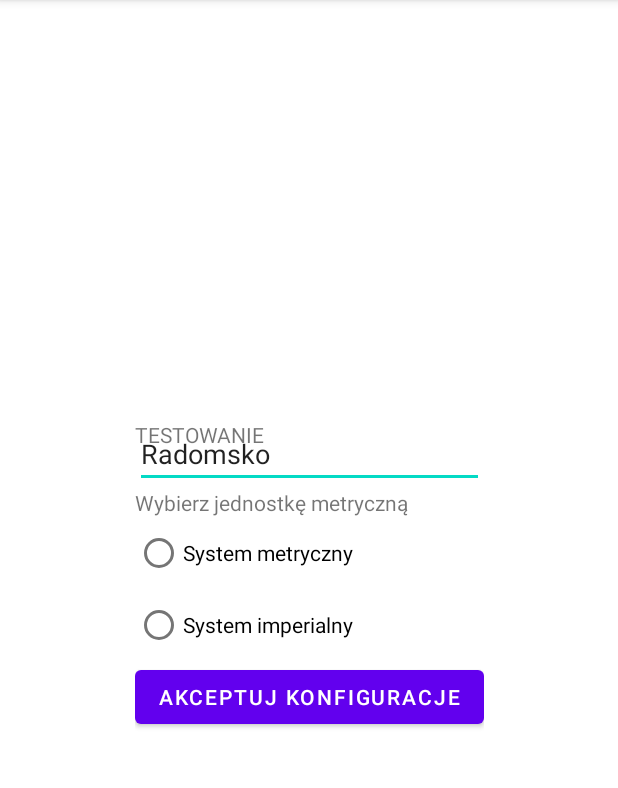
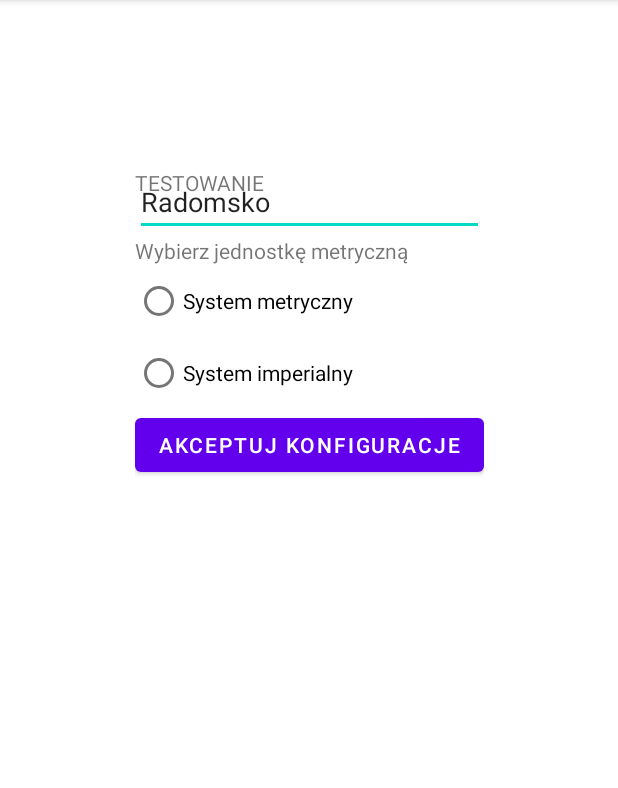
Before and after one commit to PicuBicu/weather-app-android, an Android app: the screen it shows after launch (MainActivity), on a phone screen of 412 x 824 dp, the part 84-872 px from its top. Run offline under Robolectric (Android 15) with nearby library versions, the phone set to English and light mode, and no system bars.

Commit message:
Add fragment container views for additional and weekly forecast fragment

```diff
--- a/app/src/main/res/layout/activity_main.xml
+++ b/app/src/main/res/layout/activity_main.xml
@@ -13,7 +13,28 @@
         app:layout_constraintBottom_toBottomOf="parent"
         app:layout_constraintEnd_toEndOf="parent"
         app:layout_constraintStart_toStartOf="parent"
-        app:layout_constraintTop_toTopOf="parent" />
+        app:layout_constraintTop_toTopOf="parent"
+        app:layout_constraintVertical_bias="0.2" />
+
+    <androidx.fragment.app.FragmentContainerView
+        android:id="@+id/middle_fragment"
+        android:layout_width="wrap_content"
+        android:layout_height="wrap_content"
+        app:layout_constraintBottom_toBottomOf="parent"
+        app:layout_constraintEnd_toEndOf="parent"
+        app:layout_constraintStart_toStartOf="parent"
+        app:layout_constraintTop_toBottomOf="@+id/first_fragment"
+        app:layout_constraintVertical_bias="0.4" />
+
+    <androidx.fragment.app.FragmentContainerView
+        android:id="@+id/last_fragment"
+        android:layout_width="wrap_content"
+        android:layout_height="wrap_content"
+        app:layout_constraintBottom_toBottomOf="parent"
+        app:layout_constraintEnd_toEndOf="parent"
+        app:layout_constraintStart_toStartOf="parent"
+        app:layout_constraintTop_toBottomOf="@+id/middle_fragment"
+        app:layout_constraintVertical_bias="0.6" />
 
 
 </androidx.constraintlayout.widget.ConstraintLayout>
```
